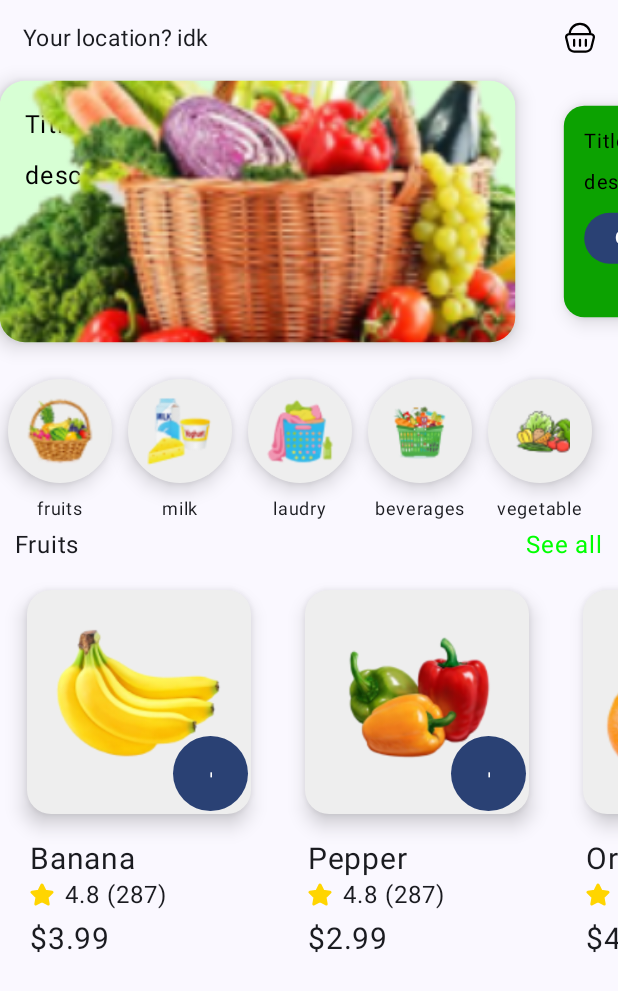
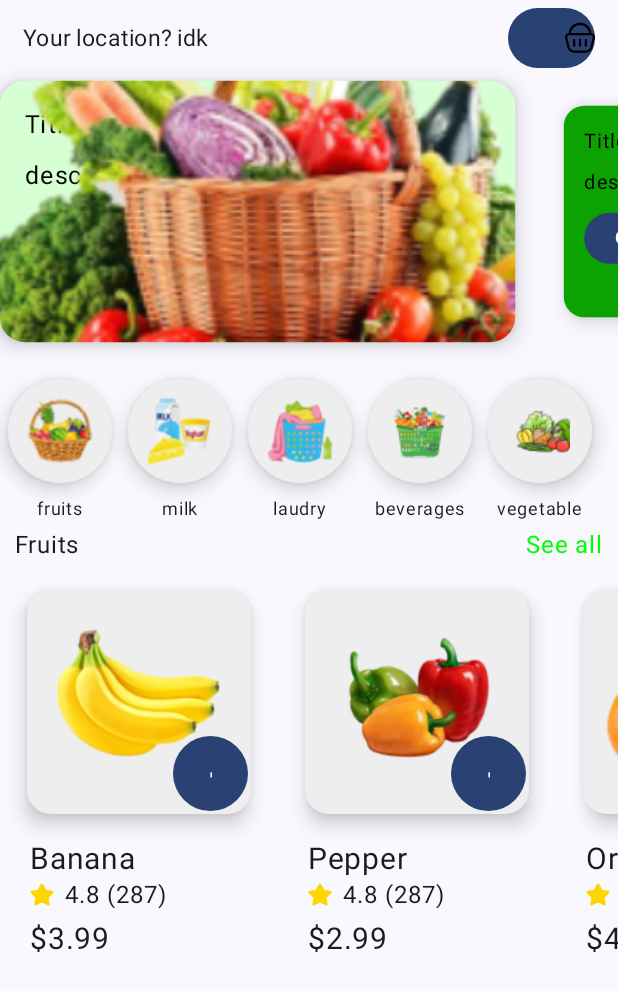
Before and after one commit to XLED-bd/Yaowosh-shop-app, an Android app built with Jetpack Compose: the screen it shows after launch (MainActivity), on a phone screen of 412 x 824 dp. Shown: the top 991 px of the screen. Run offline under Robolectric (Android 15) with nearby library versions, the phone set to English and light mode, and no system bars; our stand-ins replace livedata-compose.

Commit message:
reduction to MVVM architecture

```diff
--- a/app/build.gradle.kts
+++ b/app/build.gradle.kts
@@ -60,6 +60,7 @@ dependencies {
     implementation(libs.androidx.ui.graphics)
     implementation(libs.androidx.ui.tooling.preview)
     implementation(libs.androidx.material3)
+    implementation(libs.androidx.runtime.livedata)
     testImplementation(libs.junit)
     androidTestImplementation(libs.androidx.junit)
     androidTestImplementation(libs.androidx.espresso.core)
--- a/app/src/main/AndroidManifest.xml
+++ b/app/src/main/AndroidManifest.xml
@@ -13,7 +13,7 @@
         android:theme="@style/Theme.Yaowosh"
         tools:targetApi="31">
         <activity
-            android:name=".MainActivity"
+            android:name=".ui.MainActivity"
             android:exported="true"
             android:label="@string/app_name"
             android:theme="@style/Theme.Yaowosh">
@@ -23,6 +23,8 @@
                 <category android:name="android.intent.category.LAUNCHER" />
             </intent-filter>
         </activity>
+
+        <activity android:name=".ui.cart.CartActivity"/>
     </application>
 
 </manifest>
--- /dev/null
+++ b/app/src/main/java/com/xled/yaowosh/data/ProductGet.kt
@@ -0,0 +1,4 @@
+package com.xled.yaowosh.data
+
+class ProductGet {
+}
--- a/app/src/main/java/com/xled/yaowosh/Product.kt
+++ b/app/src/main/java/com/xled/yaowosh/data/models/Product.kt
@@ -1,4 +1,4 @@
-package com.xled.yaowosh
+package com.xled.yaowosh.data.models
 
 data class Product(
     val id: Int,
@@ -9,3 +9,6 @@ data class Product(
     val image: Int
     ) {
 }
+
+
+data class CartItem(val product: Product, val quantity: Int)
--- a/app/src/main/java/com/xled/yaowosh/calculateScale.kt
+++ b/app/src/main/java/com/xled/yaowosh/logic/calculateScale.kt
@@ -1,4 +1,4 @@
-package com.xled.yaowosh
+package com.xled.yaowosh.logic
 
 import android.annotation.SuppressLint
 import androidx.compose.foundation.lazy.LazyListState
--- /dev/null
+++ b/app/src/main/java/com/xled/yaowosh/ui/MainActivity.kt
@@ -0,0 +1,48 @@
+package com.xled.yaowosh.ui
+
+import android.content.Intent
+import android.os.Bundle
+import androidx.activity.ComponentActivity
+import androidx.activity.compose.setContent
+import androidx.activity.enableEdgeToEdge
+import androidx.activity.viewModels
+import androidx.compose.foundation.layout.fillMaxSize
+import androidx.compose.foundation.layout.padding
+import androidx.compose.material3.Scaffold
+import androidx.compose.runtime.Composable
+import androidx.compose.runtime.livedata.observeAsState
+import androidx.compose.ui.Modifier
+import androidx.compose.ui.tooling.preview.Preview
+import com.xled.yaowosh.data.models.Product
+import com.xled.yaowosh.ui.cart.CartActivity
+import com.xled.yaowosh.ui.cart.CartViewModel
+import com.xled.yaowosh.ui.mainPage.MainPage
+import com.xled.yaowosh.ui.mainPage.ProductViewModel
+import com.xled.yaowosh.ui.theme.YaowoshTheme
+
+class MainActivity : ComponentActivity() {
+
+    private val catalogViewModel: ProductViewModel by viewModels()
+    private val cartViewModel: CartViewModel by viewModels()
+
+    override fun onCreate(savedInstanceState: Bundle?) {
+        super.onCreate(savedInstanceState)
+        enableEdgeToEdge()
+
+
+        setContent {
+            YaowoshTheme {
+                Scaffold(modifier = Modifier.fillMaxSize()) { innerPadding ->
+                    MainPage(
+                        modifier = Modifier.padding(innerPadding),
+                        catalogViewModel,
+                        cartViewModel,
+                    ) {
+                        val intent = Intent(this, CartActivity::class.java)
+                        startActivity(intent)
+                    }
+                }
+            }
+        }
+    }
+}
--- /dev/null
+++ b/app/src/main/java/com/xled/yaowosh/ui/cart/CartViewModel.kt
@@ -0,0 +1,19 @@
+package com.xled.yaowosh.ui.cart
+
+import android.util.Log
+import androidx.lifecycle.LiveData
+import androidx.lifecycle.MutableLiveData
+import androidx.lifecycle.ViewModel
+import com.xled.yaowosh.data.models.CartItem
+import com.xled.yaowosh.data.models.Product
+
+class CartViewModel: ViewModel() {
+    private val _cart = MutableLiveData<MutableList<CartItem>>()
+    val cart: LiveData<MutableList<CartItem>> = _cart
+
+    fun addItem(product: Product){
+        _cart.value?.add(CartItem(product, 1))
+        Log.d("!!!asdf!", _cart.value.toString())
+    }
+
+}
--- /dev/null
+++ b/app/src/main/java/com/xled/yaowosh/ui/mainPage/Category.kt
@@ -0,0 +1,91 @@
+package com.xled.yaowosh.ui.mainPage
+
+import androidx.compose.foundation.Image
+import androidx.compose.foundation.isSystemInDarkTheme
+import androidx.compose.foundation.layout.Box
+import androidx.compose.foundation.layout.Column
+import androidx.compose.foundation.layout.Row
+import androidx.compose.foundation.layout.fillMaxWidth
+import androidx.compose.foundation.layout.height
+import androidx.compose.foundation.layout.padding
+import androidx.compose.foundation.layout.width
+import androidx.compose.foundation.lazy.LazyRow
+import androidx.compose.foundation.lazy.items
+import androidx.compose.foundation.shape.RoundedCornerShape
+import androidx.compose.material3.Button
+import androidx.compose.material3.Card
+import androidx.compose.material3.CardDefaults
+import androidx.compose.material3.Text
+import androidx.compose.runtime.Composable
+import androidx.compose.ui.Alignment
+import androidx.compose.ui.Modifier
+import androidx.compose.ui.graphics.Color
+import androidx.compose.ui.graphics.graphicsLayer
+import androidx.compose.ui.res.painterResource
+import androidx.compose.ui.unit.dp
+import androidx.compose.ui.unit.sp
+import com.xled.yaowosh.R
+import com.xled.yaowosh.data.models.Product
+
+@Composable
+fun Category(list_products: List<Product>, onAddToCartClick: (Product) -> Unit){
+    Column (Modifier.fillMaxWidth()) {
+        Box(Modifier.fillMaxWidth()){
+            Text("Fruits", modifier = Modifier.padding(start = 10.dp).align(Alignment.CenterStart))
+
+            Text("See all", modifier = Modifier.padding(end = 10.dp).align(Alignment.CenterEnd), color = Color(0xFF00FF00))
+        }
+        LazyRow {
+            items(list_products, itemContent = { item ->
+                CardProduct(item, onAddToCartClick = onAddToCartClick)
+            })
+        }
+    }
+}
+
+@Composable
+fun CardProduct(item: Product, onAddToCartClick: (Product) -> Unit){
+    var color = Color(0xFFEEEEEE)
+    if (isSystemInDarkTheme()){
+        color = Color(0xFF555555)
+    }
+
+    Column {
+        Box(modifier = Modifier.padding(10.dp)){
+            Card(
+                Modifier
+                    .width(165.dp)
+                    .height(165.dp)
+                    .padding(8.dp),
+                RoundedCornerShape(16.dp), CardDefaults.cardColors(
+                    containerColor = color,), CardDefaults.cardElevation(8.dp)
+            ){
+                Image(
+                    painter = painterResource(item.image),
+                    contentDescription = "Slide1",
+                    modifier = Modifier.graphicsLayer {
+                        scaleX = 2.5f
+                        scaleY = 2.5f
+                    }.padding(50.dp)
+                )
+            }
+            Button(modifier = Modifier.align(Alignment.BottomEnd)
+                .padding(10.dp)
+                .height(50.dp)
+                .width(50.dp), onClick = { onAddToCartClick(item) }) {
+                Text("+", fontSize = 30.sp)
+            }
+        }
+        Text(text = item.name, fontSize = 20.sp, modifier = Modifier.padding(start = 20.dp))
+        Row(modifier = Modifier.padding(start = 20.dp)) {
+
+            Image(painter = painterResource(R.drawable.star),
+                contentDescription = "star",
+                modifier = Modifier.align(Alignment.CenterVertically).padding(end = 7.dp))
+
+            Text("${item.rate} (${item.amount_rate})")
+        }
+        Text("$${item.cost}", fontSize = 20.sp, modifier = Modifier.padding(start = 20.dp, top = 5.dp))
+    }
+
+}
--- a/app/src/main/java/com/xled/yaowosh/MainActivity.kt
+++ b/app/src/main/java/com/xled/yaowosh/ui/mainPage/MainPage.kt
@@ -1,10 +1,10 @@
-package com.xled.yaowosh
+package com.xled.yaowosh.ui.mainPage
 
 import android.annotation.SuppressLint
-import android.os.Bundle
-import androidx.activity.ComponentActivity
-import androidx.activity.compose.setContent
-import androidx.activity.enableEdgeToEdge
+import android.content.ClipData.Item
+import android.content.Intent
+import android.util.Log
+import android.widget.ImageButton
 import androidx.compose.foundation.Image
 import androidx.compose.foundation.isSystemInDarkTheme
 import androidx.compose.foundation.layout.Box
@@ -23,77 +23,79 @@ import androidx.compose.foundation.shape.RoundedCornerShape
 import androidx.compose.material3.Button
 import androidx.compose.material3.Card
 import androidx.compose.material3.CardDefaults
-import androidx.compose.material3.Scaffold
 import androidx.compose.material3.Text
 import androidx.compose.runtime.Composable
 import androidx.compose.runtime.getValue
+import androidx.compose.runtime.livedata.observeAsState
 import androidx.compose.runtime.mutableStateOf
 import androidx.compose.runtime.remember
-import androidx.compose.runtime.setValue
 import androidx.compose.ui.Alignment
 import androidx.compose.ui.Modifier
 import androidx.compose.ui.graphics.Color
 import androidx.compose.ui.graphics.graphicsLayer
 import androidx.compose.ui.res.painterResource
-import androidx.compose.ui.tooling.preview.Preview
 import androidx.compose.ui.unit.dp
 import androidx.compose.ui.unit.sp
-import com.xled.yaowosh.ui.theme.YaowoshTheme
-import kotlinx.coroutines.CoroutineScope
-import kotlinx.coroutines.Dispatchers
-import kotlinx.coroutines.delay
-import kotlinx.coroutines.launch
+import androidx.core.content.ContextCompat.startActivity
+import com.xled.yaowosh.R
+import com.xled.yaowosh.data.models.CartItem
+import com.xled.yaowosh.data.models.Product
+import com.xled.yaowosh.logic.calculateScale
+import com.xled.yaowosh.ui.MainActivity
+import com.xled.yaowosh.ui.cart.CartActivity
+import com.xled.yaowosh.ui.cart.CartViewModel
 
-class MainActivity : ComponentActivity() {
 
-    override fun onCreate(savedInstanceState: Bundle?) {
-        super.onCreate(savedInstanceState)
-        enableEdgeToEdge()
-        setContent {
-            YaowoshTheme {
-                Scaffold(modifier = Modifier.fillMaxSize()) { innerPadding ->
-                    Initialization(
-                        modifier = Modifier.padding(innerPadding)
+@SuppressLint("CoroutineCreationDuringComposition", "MutableCollectionMutableState")
+@Composable
+fun MainPage(
+    modifier: Modifier = Modifier,
+    catalogViewModel: ProductViewModel,
+    cartViewModel: CartViewModel,
+    onOpenCartActivity: () -> Unit
+) {
+    val list_product by catalogViewModel.product.observeAsState(emptyList())
+    val basket_list by cartViewModel.cart.observeAsState(emptyList())
+
+
+    Box{
+        Column(modifier = modifier.fillMaxSize()) {
+            TopBar(onOpenCartActivity)
+            Slider()
+            Categorys()
+            Category(list_product) { selectedItem ->
+                cartViewModel.addItem(selectedItem)
+            }
+        }
+
+        if (cartViewModel.cart.value?.isEmpty() == true)
+            Box(modifier = Modifier
+                .align(Alignment.BottomEnd)
+                .padding(20.dp)
+                .fillMaxWidth()
+            ) {
+                Text(text = basket_list.toString())
+
+                if (!isSystemInDarkTheme()){
+                    Image(
+                        painter = painterResource(R.drawable.basket),
+                        contentDescription = "Basket",
+                        modifier = Modifier.align(Alignment.CenterEnd)
+                    )
+                } else {
+                    Image(
+                        painter = painterResource(R.drawable.basket_black_theme),
+                        contentDescription = "Basket",
+                        modifier = Modifier.align(Alignment.CenterEnd)
                     )
                 }
             }
         }
-    }
-}
 
-@SuppressLint("CoroutineCreationDuringComposition")
-@Composable
-fun Initialization(modifier: Modifier = Modifier) {
-
-    var is_loading by remember { mutableStateOf(false)}
-
-
-    CoroutineScope(Dispatchers.IO).launch {
-        delay(1000) // Для имитации загрузки
-        is_loading = false
-    }
-
-    if (is_loading) {
-        Box(
-            modifier = Modifier.fillMaxSize()
-        ){
-            Image(painter = painterResource(R.drawable.yaowosh),
-                contentDescription = "Yaowosh",
-                modifier = Modifier.align(Alignment.Center))
-        }
-    } else {
-        Column(modifier = modifier.fillMaxSize()) {
-            TopBar()
-            Slider()
-            Categorys()
-            Category()
-
-        }
-    }
 }
 
 @Composable
-fun TopBar(){
+fun TopBar(onOpenCartActivity: () -> Unit, ){
     Box(
         modifier = Modifier.height(50.dp).fillMaxWidth()
     ){
@@ -102,11 +104,17 @@ fun TopBar(){
             fontSize = 15.sp,
             modifier = Modifier.align(Alignment.CenterStart).padding(start = 15.dp)
         )
+
+        Button(modifier = Modifier.align(Alignment.CenterEnd).padding(end = 15.dp),
+            onClick = {
+                onOpenCartActivity()
+            }){}
+
         if (!isSystemInDarkTheme()){
             Image(
                 painter = painterResource(R.drawable.basket),
                 contentDescription = "Basket",
-                modifier = Modifier.align(Alignment.CenterEnd).padding(end = 15.dp)
+                modifier = Modifier.align(Alignment.CenterEnd).padding(end = 15.dp),
             )
         } else {
             Image(
@@ -158,7 +166,7 @@ fun Slider(){
                         Spacer(modifier = Modifier.height(8.dp))
 
                         Button(onClick = { }) {
-                           Text("Order")
+                            Text("Order")
                         }
                     }
 
@@ -301,7 +309,7 @@ fun Categorys(){
                         .width(80.dp)
                         .height(80.dp)
                         .padding(5.dp),
-                        RoundedCornerShape(50.dp), CardDefaults.cardColors(
+                    RoundedCornerShape(50.dp), CardDefaults.cardColors(
                         containerColor = color,
                     ), CardDefaults.cardElevation(8.dp)
                 ){
@@ -431,89 +439,3 @@ fun Categorys(){
         }
     }
 }
-
-@Composable
-fun Category(){
-
-    val list_products = listOf(Product(
-        0, "Banana", 4.8, 287, 3.99, R.drawable.banana),
-        Product(1, "Pepper", 4.8, 287, 2.99, R.drawable.pepper),
-        Product(2, "Orange", 4.9, 356, 4.99, R.drawable.orange)
-        )
-
-
-    Column (Modifier.fillMaxWidth()) {
-        Box(Modifier.fillMaxWidth()){
-            Text("Fruits", modifier = Modifier.padding(start = 10.dp).align(Alignment.CenterStart))
-
-            Text("See all", modifier = Modifier.padding(end = 10.dp).align(Alignment.CenterEnd), color = Color(0xFF00FF00))
-        }
-        LazyRow {
-            items(list_products, itemContent = { item ->
-                CardProduct(item)
-            })
-        }
-    }
-}
-
-@Composable
-fun CardProduct(item: Product){
-    var color = Color(0xFFEEEEEE)
-    if (isSystemInDarkTheme()){
-        color = Color(0xFF555555)
-    }
-    Column {
-        Box(modifier = Modifier.padding(10.dp)){
-            Card(
-                Modifier
-                    .width(165.dp)
-                    .height(165.dp)
-                    .padding(8.dp),
-                    RoundedCornerShape(16.dp), CardDefaults.cardColors(
-                    containerColor = color,
-                ), CardDefaults.cardElevation(8.dp)
-            ){
-                Image(
-                    painter = painterResource(item.image),
-                    contentDescription = "Slide1",
-                    modifier = Modifier
-                        .graphicsLayer {
-                            scaleX = 2.5f
-                            scaleY = 2.5f
-                        }
-                        .padding(50.dp)
-                )
-            }
-            Button(modifier = Modifier.align(Alignment.BottomEnd)
-                .padding(10.dp)
-                .height(50.dp)
-                .width(50.dp), onClick = { addBasket(item) }) {
-                Text("+", fontSize = 30.sp)
-            }
-        }
-        Text(text = item.name, fontSize = 20.sp, modifier = Modifier.padding(start = 20.dp))
-        Row(modifier = Modifier.padding(start = 20.dp)) {
-
-            Image(painter = painterResource(R.drawable.star),
-            contentDescription = "star",
-                modifier = Modifier.align(Alignment.CenterVertically).padding(end = 7.dp))
-
-            Text("${item.rate} (${item.amount_rate})")
-        }
-        Text("$${item.cost}", fontSize = 20.sp, modifier = Modifier.padding(start = 20.dp, top = 5.dp))
-    }
-}
-
-fun addBasket(item: Product) {
-
-}
-
-
-@Preview(showBackground = true)
-@Composable
-fun GreetingPreview() {
-    YaowoshTheme {
-        //Category()
-        Initialization()
-    }
-}
--- /dev/null
+++ b/app/src/main/java/com/xled/yaowosh/ui/mainPage/ProductViewModel.kt
@@ -0,0 +1,39 @@
+package com.xled.yaowosh.ui.mainPage
+
+import android.annotation.SuppressLint
+import androidx.compose.runtime.mutableStateOf
+import androidx.lifecycle.LiveData
+import androidx.lifecycle.MutableLiveData
+import androidx.lifecycle.ViewModel
+import com.xled.yaowosh.R
+import com.xled.yaowosh.data.models.Product
+import kotlinx.coroutines.CoroutineScope
+import kotlinx.coroutines.Dispatchers
+import kotlinx.coroutines.delay
+import kotlinx.coroutines.launch
+
+
+@SuppressLint("CoroutineCreationDuringComposition", "MutableCollectionMutableState")
+class ProductViewModel:  ViewModel() {
+    private val _product = MutableLiveData<List<Product>>()
+    val product: LiveData<List<Product>> = _product
+
+    private val _is_loading = MutableLiveData<Boolean>()
+    val is_loading: LiveData<Boolean> = _is_loading
+
+    init {
+//        CoroutineScope(Dispatchers.IO).launch {
+//
+//            delay(1000) // Для имитации загрузки
+//        }
+
+        _product.value = listOf(
+            Product(0, "Banana", 4.8, 287, 3.99, R.drawable.banana),
+            Product(1, "Pepper", 4.8, 287, 2.99, R.drawable.pepper),
+            Product(2, "Orange", 4.9, 356, 4.99, R.drawable.orange)
+        )
+
+        _is_loading.value = true
+    }
+
+}
--- a/gradle/libs.versions.toml
+++ b/gradle/libs.versions.toml
@@ -8,6 +8,7 @@ espressoCore = "3.6.1"
 lifecycleRuntimeKtx = "2.8.6"
 activityCompose = "1.9.2"
 composeBom = "2024.04.01"
+runtimeLivedata = "1.7.4"
 
 [libraries]
 androidx-core-ktx = { group = "androidx.core", name = "core-ktx", version.ref = "coreKtx" }
@@ -24,6 +25,7 @@ androidx-ui-tooling-preview = { group = "androidx.compose.ui", name = "ui-toolin
 androidx-ui-test-manifest = { group = "androidx.compose.ui", name = "ui-test-manifest" }
 androidx-ui-test-junit4 = { group = "androidx.compose.ui", name = "ui-test-junit4" }
 androidx-material3 = { group = "androidx.compose.material3", name = "material3" }
+androidx-runtime-livedata = { group = "androidx.compose.runtime", name = "runtime-livedata", version.ref = "runtimeLivedata" }
 
 [plugins]
 android-application = { id = "com.android.application", version.ref = "agp" }
```
Also changed, not shown: app/src/main/java/com/xled/yaowosh/ui/cart/CartActivity.kt (added, +13 -0 lines).
